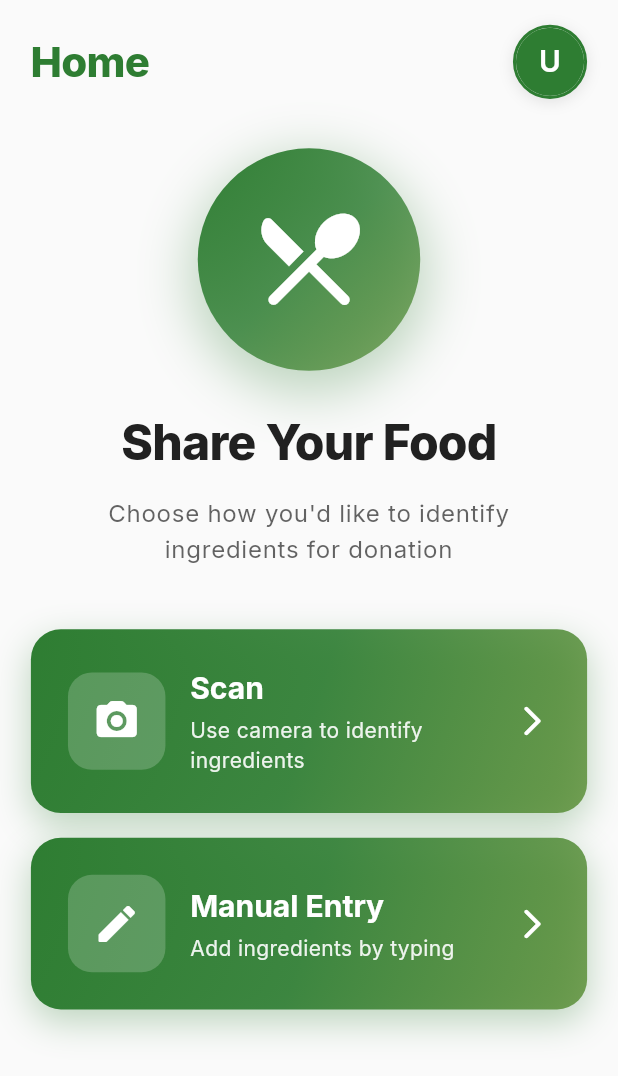
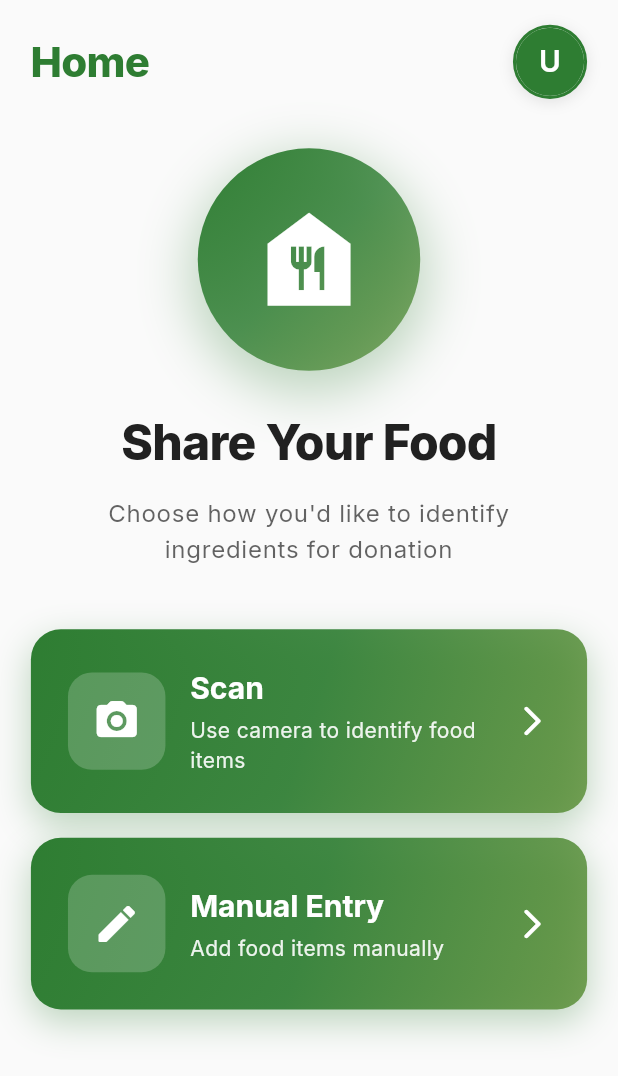
Before and after one commit to Kush-nagar/myapp, a Flutter app: the LandingScreen screen opened by its route, on a phone screen of 412 x 824 dp. Shown: the top 1076 px of the screen. Run offline on Flutter 3.47's test engine with Material 3 defaults, Android fonts, the phone set to English and light mode, and no system bars; our stand-ins replace cached_network_image, camera, cloud_firestore, connectivity_plus, firebase_analytics, firebase_auth and 13 more; missing offline and left inert: record; accounts and stored records are empty; network calls fail.

Commit message:
fixed final issues

```diff
--- a/lib/main.dart
+++ b/lib/main.dart
@@ -36,7 +36,7 @@ class MyApp extends StatelessWidget {
     return Sizer(
       builder: (context, orientation, screenType) {
         return MaterialApp(
-          title: 'chefify',
+          title: 'SavR',
           theme: AppTheme.lightTheme,
           darkTheme: AppTheme.darkTheme,
           themeMode: ThemeMode.light,
--- a/lib/presentation/landing_screen/landing_screen.dart
+++ b/lib/presentation/landing_screen/landing_screen.dart
@@ -87,7 +87,7 @@ class _LandingScreenState extends State<LandingScreen>
                   SizedBox(width: 3.w),
                   Expanded(
                     child: Text(
-                      'Add Ingredients',
+                      'Add Food Item(s)',
                       style: DonationAppTheme.lightTheme.textTheme.titleLarge
                           ?.copyWith(fontWeight: FontWeight.w700, fontSize: 20),
                     ),
@@ -100,7 +100,7 @@ class _LandingScreenState extends State<LandingScreen>
                   crossAxisAlignment: CrossAxisAlignment.start,
                   children: [
                     Text(
-                      'Enter ingredient names manually',
+                      'Enter food item(s) manually',
                       style: DonationAppTheme.lightTheme.textTheme.bodyMedium
                           ?.copyWith(
                             color: DonationAppTheme
@@ -343,8 +343,8 @@ class _LandingScreenState extends State<LandingScreen>
                             ),
                           ],
                         ),
-                        child: Icon(
-                          Icons.restaurant_menu_rounded,
+                        child: CustomIconWidget(
+                          iconName: "food_bank",
                           size: 20.w,
                           color: Colors.white,
                         ),
@@ -387,7 +387,7 @@ class _LandingScreenState extends State<LandingScreen>
                         theme: theme,
                         icon: Icons.camera_alt_rounded,
                         title: 'Scan',
-                        subtitle: 'Use camera to identify ingredients',
+                        subtitle: 'Use camera to identify food items',
                         onTap: _navigateToCamera,
                         isPrimary: true,
                       ),
@@ -400,7 +400,7 @@ class _LandingScreenState extends State<LandingScreen>
                         theme: theme,
                         icon: Icons.edit_rounded,
                         title: 'Manual Entry',
-                        subtitle: 'Add ingredients by typing',
+                        subtitle: 'Add food items manually',
                         onTap: _navigateToManualEntry,
                         isPrimary: false,
                       ),
--- a/lib/presentation/recipe_suggestions_screen/widgets/loading_recipes_widget.dart
+++ b/lib/presentation/recipe_suggestions_screen/widgets/loading_recipes_widget.dart
@@ -330,7 +330,7 @@ class _LoadingRecipesWidgetState extends State<LoadingRecipesWidget>
         Padding(
           padding: EdgeInsets.symmetric(horizontal: 2.w),
           child: Text(
-            'Our AI is analyzing your ingredients to create delicious recipe suggestions tailored to your pantry.',
+            'Our AI is analyzing added ingredients to suggest delicious recipe ideas tailored to your pantry.',
             style: theme.textTheme.bodyLarge?.copyWith(
               color: colorScheme.onSurfaceVariant,
               height: 1.5,
--- a/lib/presentation/recognition_results_screen/recognition_results_screen.dart
+++ b/lib/presentation/recognition_results_screen/recognition_results_screen.dart
@@ -695,7 +695,7 @@ class _RecognitionResultsScreenState extends State<RecognitionResultsScreen> {
                                   size: 6.w,
                                 ),
                                 label: Text(
-                                  'Make It',
+                                  'Cook It',
                                   style: AppTheme
                                       .lightTheme
                                       .textTheme
--- a/lib/presentation/sign_in_screen/sign_in_screen.dart
+++ b/lib/presentation/sign_in_screen/sign_in_screen.dart
@@ -220,7 +220,7 @@ class _SignInScreenState extends State<SignInScreen> {
                         ),
                       ),
                       child: Icon(
-                        Icons.restaurant_menu_rounded,
+                        Icons.food_bank,
                         size: 60,
                         color: Colors.white,
                       ),
@@ -231,7 +231,7 @@ class _SignInScreenState extends State<SignInScreen> {
 
                   // Welcome Text
                   Text(
-                    'Welcome Back',
+                    'Welcome!',
                     style: theme.textTheme.headlineLarge?.copyWith(
                       color: Colors.white,
                       fontWeight: FontWeight.bold,
@@ -240,7 +240,7 @@ class _SignInScreenState extends State<SignInScreen> {
                   ),
                   const SizedBox(height: 8),
                   Text(
-                    'Sign in to continue your food journey',
+                    'Sign in to reduce food waste and make a difference!',
                     style: theme.textTheme.bodyLarge?.copyWith(
                       color: Colors.white.withOpacity(0.9),
                       fontWeight: FontWeight.w400,
--- a/lib/presentation/store_it_screen/widgets/loading_storage_tips_widget.dart
+++ b/lib/presentation/store_it_screen/widgets/loading_storage_tips_widget.dart
@@ -329,7 +329,7 @@ class _LoadingStorageTipsWidgetState extends State<LoadingStorageTipsWidget>
         Padding(
           padding: EdgeInsets.symmetric(horizontal: 2.w),
           child: Text(
-            'Our AI is analyzing your ingredients to provide personalized storage recommendations for optimal freshness.',
+            'Our AI is analyzing your ingredients to provide personalized storage recommendations for optimal freshness and increasing shelf life!',
             style: theme.textTheme.bodyLarge?.copyWith(
               color: colorScheme.onSurfaceVariant,
               height: 1.5,
```
Also changed, not shown: lib/presentation/splash_screen/splash_screen.dart (+8 -9 lines), 1 other file.
